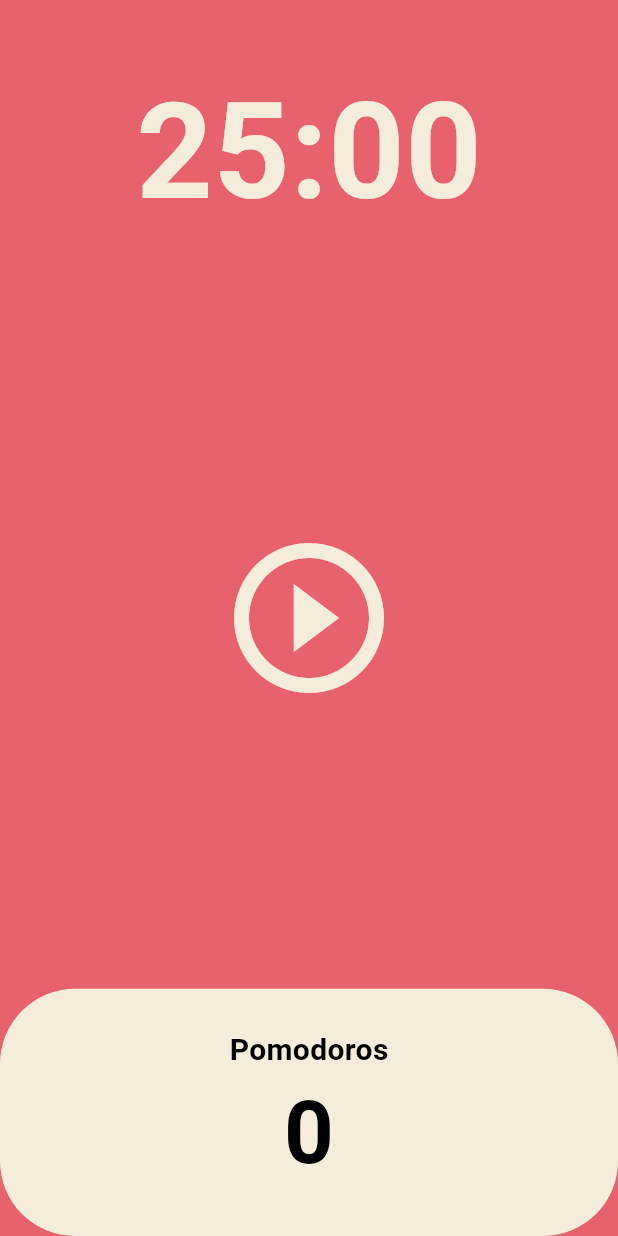
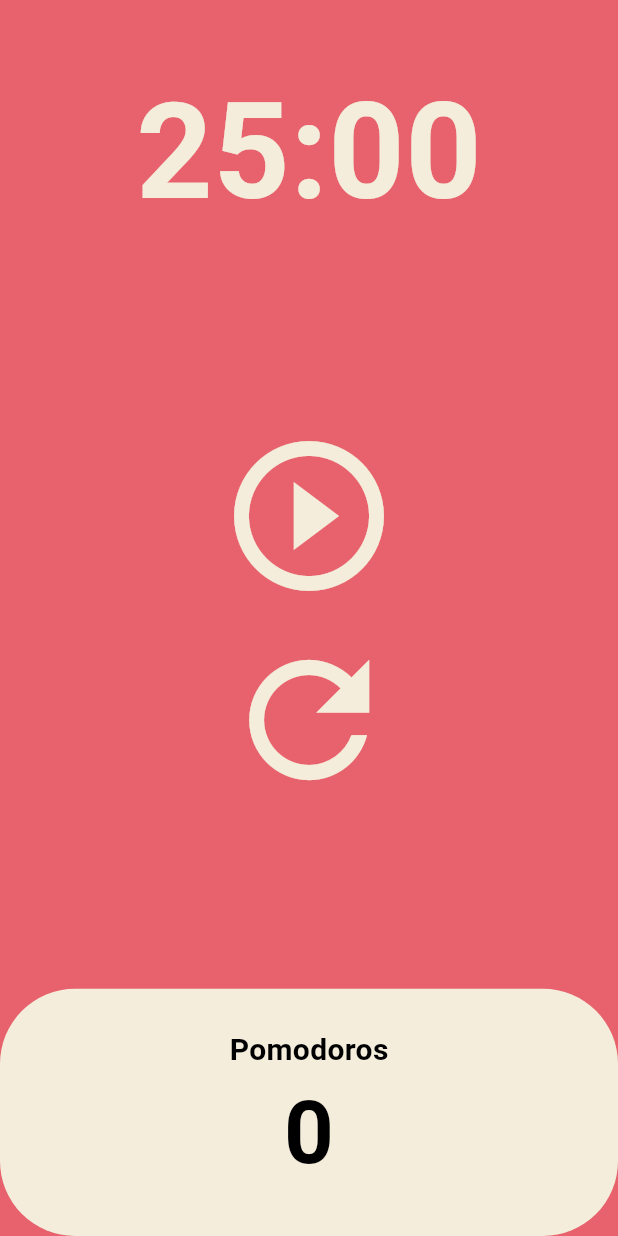
Before and after one commit to Theo-Connect/pomotimer, a Flutter app: the screen it shows after launch, on a phone screen of 412 x 824 dp. Run offline on Flutter 3.47's test engine with Material 3 defaults, Android fonts, the phone set to English and light mode, and no system bars.

Commit message:
PMT-004: 뽀모도로 타이머 추가 기능 구현
- 재시작 기능 및 아이콘 적용

```diff
--- a/lib/screens/home_screen.dart
+++ b/lib/screens/home_screen.dart
@@ -46,6 +46,16 @@ class _HomeScreenState extends State<HomeScreen> {
     });
   }
 
+  void onResetPressed() {
+    if (isRunning) {
+      timer.cancel();
+    }
+    setState(() {
+      totalSeconds = twentyFiveMinutes;
+      isRunning = false;
+    });
+  }
+
   String format(int seconds) {
     var duration = Duration(seconds: seconds);
     // print(duration.toString());
@@ -78,8 +88,10 @@ class _HomeScreenState extends State<HomeScreen> {
           ),
           Flexible(
             flex: 3,
-            child: Center(
-              child: IconButton(
+            child: Column(
+              mainAxisAlignment: MainAxisAlignment.center,
+              children: [
+                IconButton(
                   iconSize: 120,
                   color: Theme.of(context).cardColor,
                   onPressed: isRunning ? onPausePressed : onStartPressed,
@@ -89,6 +101,13 @@ class _HomeScreenState extends State<HomeScreen> {
                         : Icons.play_circle_outline,
                   ),
                 ),
+                IconButton(
+                  iconSize: 120,
+                  color: Theme.of(context).cardColor,
+                  onPressed: onResetPressed,
+                  icon: Icon(Icons.refresh_outlined),
+                ),
+              ],
             ),
           ),
           Flexible(
```
Also changed, not shown: 1 other file. Lines whose indentation alone changed are shown as unchanged.
